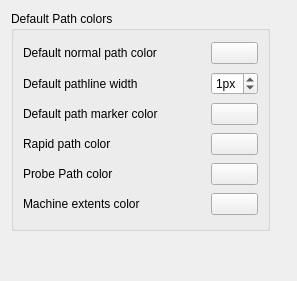
Old version of the form src/Mod/Path/Gui/DlgSettingsPathColor.ui in the repository berndhahnebach/All_FreeCAD.
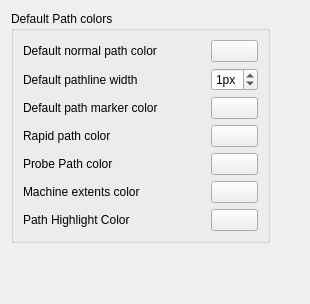
New version of the form. Custom widgets are drawn as their Qt base class.

Commit message: PATH: Highlighting in Inspect

The edit to the form file:
```diff
--- a/src/Mod/Path/Gui/DlgSettingsPathColor.ui
+++ b/src/Mod/Path/Gui/DlgSettingsPathColor.ui
@@ -6,8 +6,8 @@
    <rect>
     <x>0</x>
     <y>0</y>
-    <width>297</width>
-    <height>281</height>
+    <width>310</width>
+    <height>304</height>
    </rect>
   </property>
   <property name="windowTitle">
@@ -204,6 +204,39 @@
         </property>
        </widget>
       </item>
+      <item row="6" column="0">
+       <widget class="QLabel" name="label_11">
+        <property name="minimumSize">
+         <size>
+          <width>182</width>
+          <height>0</height>
+         </size>
+        </property>
+        <property name="text">
+         <string>Path Highlight Color</string>
+        </property>
+       </widget>
+      </item>
+      <item row="6" column="1">
+       <widget class="Gui::PrefColorButton" name="DefaultHighlightPathColor">
+        <property name="toolTip">
+         <string>The default line color for new shapes</string>
+        </property>
+        <property name="color" stdset="0">
+         <color>
+          <red>255</red>
+          <green>125</green>
+          <blue>0</blue>
+         </color>
+        </property>
+        <property name="prefEntry" stdset="0">
+         <cstring>DefaultHighlightPathColor</cstring>
+        </property>
+        <property name="prefPath" stdset="0">
+         <cstring>Mod/Path</cstring>
+        </property>
+       </widget>
+      </item>
      </layout>
      <zorder>DefaultRapidPathColor_2</zorder>
      <zorder>label_8</zorder>
@@ -211,6 +244,19 @@
      <zorder>DefaultProbePathColor</zorder>
     </widget>
    </item>
+   <item row="2" column="0" colspan="2">
+    <spacer name="verticalSpacer">
+     <property name="orientation">
+      <enum>Qt::Vertical</enum>
+     </property>
+     <property name="sizeHint" stdset="0">
+      <size>
+       <width>20</width>
+       <height>217</height>
+      </size>
+     </property>
+    </spacer>
+   </item>
    <item row="0" column="1">
     <spacer name="horizontalSpacer">
      <property name="orientation">
@@ -224,19 +270,6 @@
      </property>
     </spacer>
    </item>
-   <item row="1" column="0" colspan="2">
-    <spacer name="verticalSpacer">
-     <property name="orientation">
-      <enum>Qt::Vertical</enum>
-     </property>
-     <property name="sizeHint" stdset="0">
-      <size>
-       <width>20</width>
-       <height>217</height>
-      </size>
-     </property>
-    </spacer>
-   </item>
   </layout>
  </widget>
  <customwidgets>
```
Left out of the diff: 14 changed lines with no effect on the pictures. The commit also changes 2 other files.
